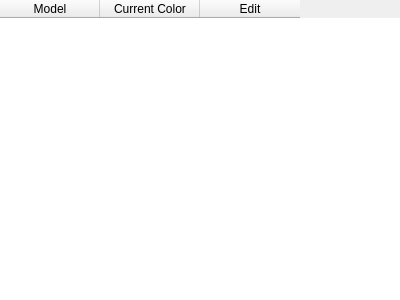
Above: src/view/settings/settingssegmentationcodespage.ui from florianblume/6d-pat before the change. Below: the same form after it.
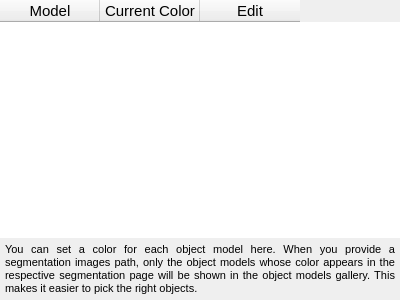
That is the form after the change.

Commit message: added style sheet and custom message box

The edit to the form file:
```diff
--- a/src/view/settings/settingssegmentationcodespage.ui
+++ b/src/view/settings/settingssegmentationcodespage.ui
@@ -16,6 +16,11 @@
     <verstretch>0</verstretch>
    </sizepolicy>
   </property>
+  <property name="font">
+   <font>
+    <pointsize>8</pointsize>
+   </font>
+  </property>
   <property name="windowTitle">
    <string>Form</string>
   </property>
@@ -38,7 +43,7 @@
    <property name="spacing">
     <number>0</number>
    </property>
-   <item row="0" column="0">
+   <item row="2" column="0">
     <widget class="QTableWidget" name="tableSegmentationCodes">
      <property name="sizePolicy">
       <sizepolicy hsizetype="MinimumExpanding" vsizetype="MinimumExpanding">
@@ -46,6 +51,11 @@
        <verstretch>0</verstretch>
       </sizepolicy>
      </property>
+     <property name="font">
+      <font>
+       <pointsize>11</pointsize>
+      </font>
+     </property>
      <property name="frameShape">
       <enum>QFrame::NoFrame</enum>
      </property>
@@ -96,6 +106,37 @@
      </column>
     </widget>
    </item>
+   <item row="3" column="0">
+    <layout class="QVBoxLayout" name="verticalLayout">
+     <property name="leftMargin">
+      <number>5</number>
+     </property>
+     <property name="topMargin">
+      <number>5</number>
+     </property>
+     <property name="rightMargin">
+      <number>5</number>
+     </property>
+     <property name="bottomMargin">
+      <number>5</number>
+     </property>
+     <item>
+      <widget class="QLabel" name="labelExplanation">
+       <property name="font">
+        <font>
+         <pointsize>11</pointsize>
+        </font>
+       </property>
+       <property name="text">
+        <string>&lt;html&gt;&lt;head/&gt;&lt;body&gt;&lt;p align=&quot;justify&quot;&gt;&lt;span style=&quot; font-size:8pt;&quot;&gt;You can set a color for each object model here. When you provide a segmentation images path, only the object models whose color appears in the respective segmentation page will be shown in the object models gallery. This makes it easier to pick the right objects.&lt;/span&gt;&lt;/p&gt;&lt;/body&gt;&lt;/html&gt;</string>
+       </property>
+       <property name="wordWrap">
+        <bool>true</bool>
+       </property>
+      </widget>
+     </item>
+    </layout>
+   </item>
   </layout>
  </widget>
  <resources/>
```
The commit also changes 18 other files.
